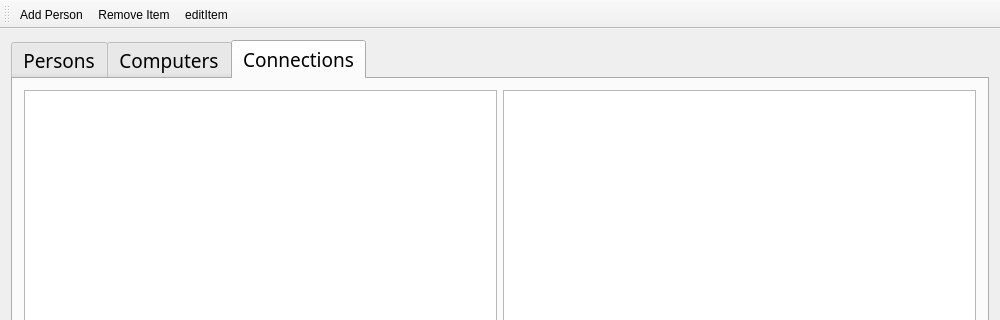
Qt form mainwindow.ui (Fanarito/VLN1) before a commit; both pictures show x 0 to 1000 and y 0 to 320 of the 1000 by 1000 pixel window.
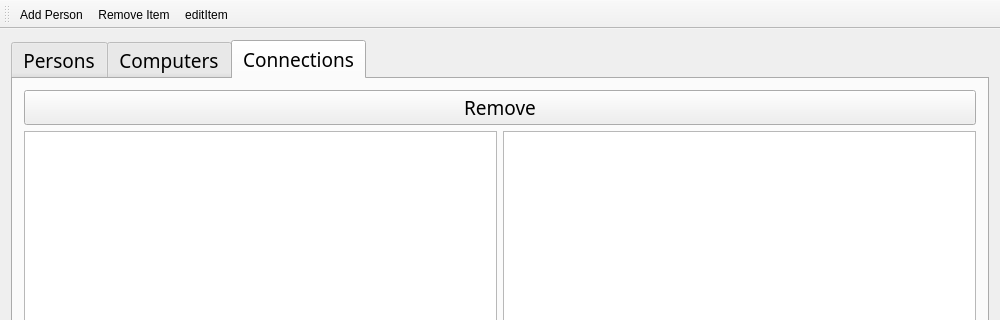
The same form after that commit. The open tabs and pages were chosen to show the change. Icons and pictures are not drawn.

Commit message: Fixed connection window to include remove button

The edit to the form file:
```diff
--- a/mainwindow.ui
+++ b/mainwindow.ui
@@ -184,12 +184,23 @@
        <attribute name="title">
         <string>Connections</string>
        </attribute>
-       <layout class="QHBoxLayout" name="horizontalLayout">
+       <layout class="QVBoxLayout" name="verticalLayout">
         <item>
-         <widget class="QTreeView" name="PersonConnectionView"/>
+         <widget class="QPushButton" name="removeConnectionButton">
+          <property name="text">
+           <string>Remove</string>
+          </property>
+         </widget>
         </item>
         <item>
-         <widget class="QTreeView" name="ComputerConnectionView"/>
+         <layout class="QHBoxLayout" name="horizontalLayout">
+          <item>
+           <widget class="QTreeView" name="ComputerConnectionView"/>
+          </item>
+          <item>
+           <widget class="QTreeView" name="PersonConnectionView"/>
+          </item>
+         </layout>
         </item>
        </layout>
       </widget>
```
Left out of the diff: 4 changed lines with no effect on the pictures. The commit also changes 2 other files.
